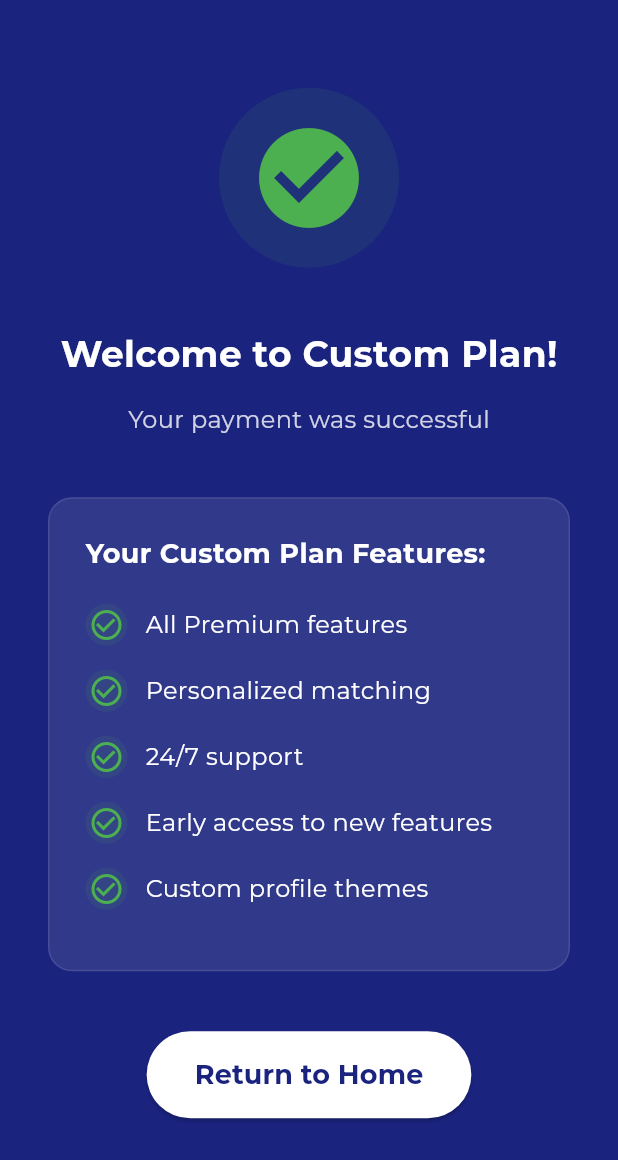
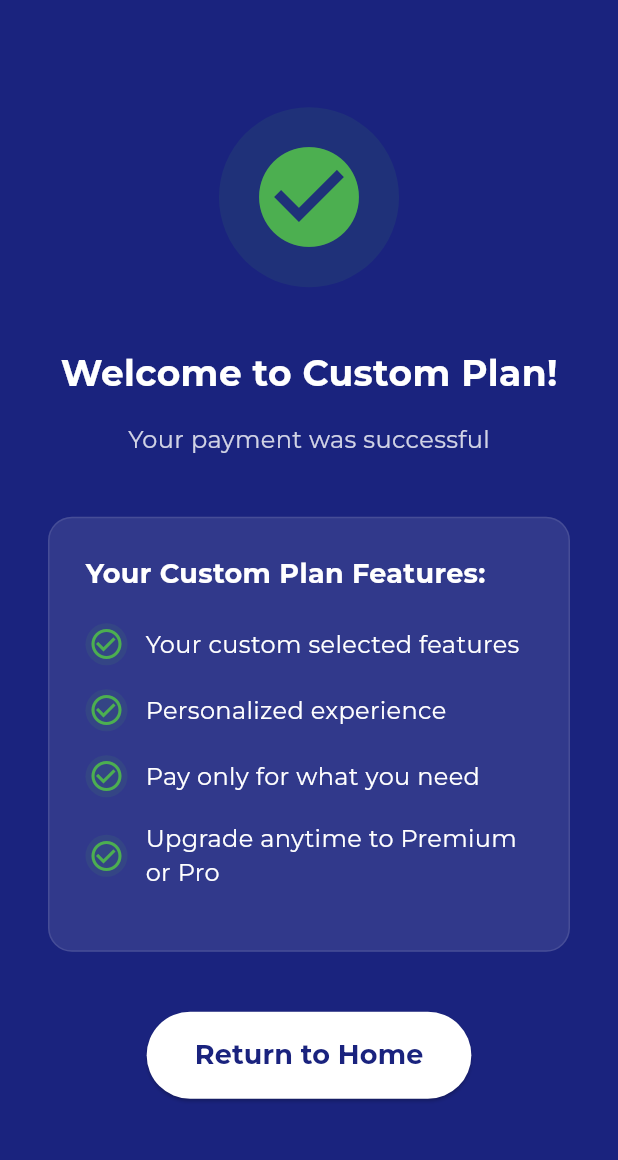
Before and after one commit to OguzTemelli/CS310-Group-14, a Flutter app: the MembershipFeaturesScreen screen opened by its route, after a tap on the "add circle" icon, after a tap on "Proceed to Payment", on a phone screen of 412 x 824 dp. Shown: the top 1160 px of the screen. Run offline on Flutter 3.47's test engine with Material 3 defaults, Android fonts, the phone set to English and light mode, and no system bars; our stand-ins replace cloud_firestore, firebase_auth, firebase_core, google_fonts; accounts and stored records are empty.

Commit message:
custom plan notif fix

```diff
--- a/lib/screens/membership_features_screen.dart
+++ b/lib/screens/membership_features_screen.dart
@@ -1,4 +1,6 @@
 import 'package:flutter/material.dart';
+import 'package:firebase_auth/firebase_auth.dart';
+import 'package:cloud_firestore/cloud_firestore.dart';
 
 class MembershipFeature {
   final String name;
@@ -159,11 +161,35 @@ class _MembershipFeaturesScreenState extends State<MembershipFeaturesScreen> {
                   Expanded(
                     child: ElevatedButton(
                       onPressed: () {
-                        Navigator.pushNamed(
-                          context,
-                          '/payment-success',
-                          arguments: 'Custom Plan',
-                        );
+                        final user = FirebaseAuth.instance.currentUser;
+                        if (user != null) {
+                          // Create a list of feature names to track what was purchased
+                          final List<String> purchasedFeatures = _cartFeatures.map((f) => f.name).toList();
+
+                          // Save purchase to Firestore
+                          FirebaseFirestore.instance.collection('user_purchases').add({
+                            'userId': user.uid,
+                            'userEmail': user.email ?? 'unknown@email.com',
+                            'membershipType': 'Custom Plan',
+                            'purchaseTimestamp': FieldValue.serverTimestamp(),
+                            'features': purchasedFeatures,
+                            'totalPrice': _totalPrice,
+                          }).then((_) {
+                            Navigator.pushNamed(
+                              context,
+                              '/payment-success',
+                              arguments: 'Custom Plan',
+                            );
+                          }).catchError((error) {
+                            ScaffoldMessenger.of(context).showSnackBar(
+                              SnackBar(content: Text('Error: $error')),
+                            );
+                          });
+                        } else {
+                          ScaffoldMessenger.of(context).showSnackBar(
+                            const SnackBar(content: Text('You need to be logged in')),
+                          );
+                        }
                       },
                       style: ElevatedButton.styleFrom(
                         backgroundColor: Colors.blue,
--- a/lib/screens/payment_success_screen.dart
+++ b/lib/screens/payment_success_screen.dart
@@ -13,6 +13,13 @@ class PaymentSuccessScreen extends StatelessWidget {
         'Priority support',
         'Unlimited test attempts',
         'Detailed compatibility reports',
+      ];
+    } else if (type == 'Custom Plan') {
+      return [
+        'Your custom selected features',
+        'Personalized experience',
+        'Pay only for what you need',
+        'Upgrade anytime to Premium or Pro',
       ];
     } else {
       return [
```
